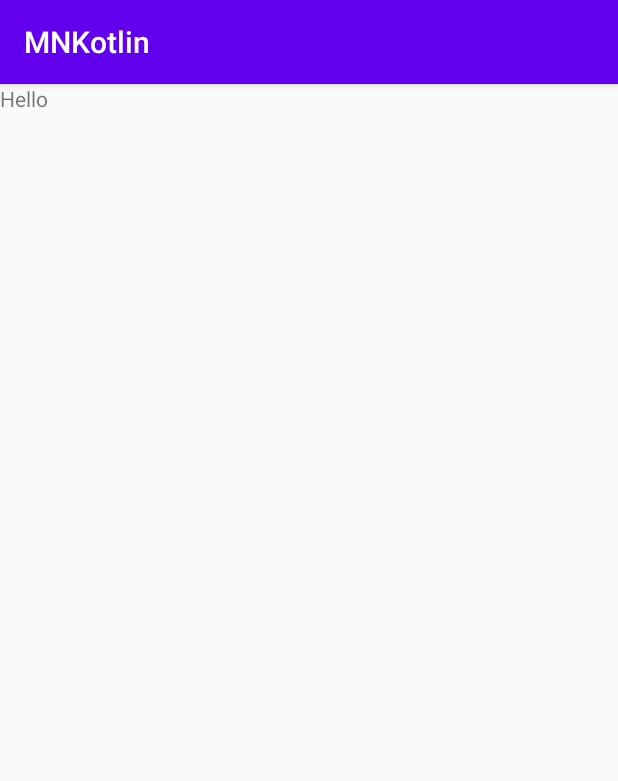
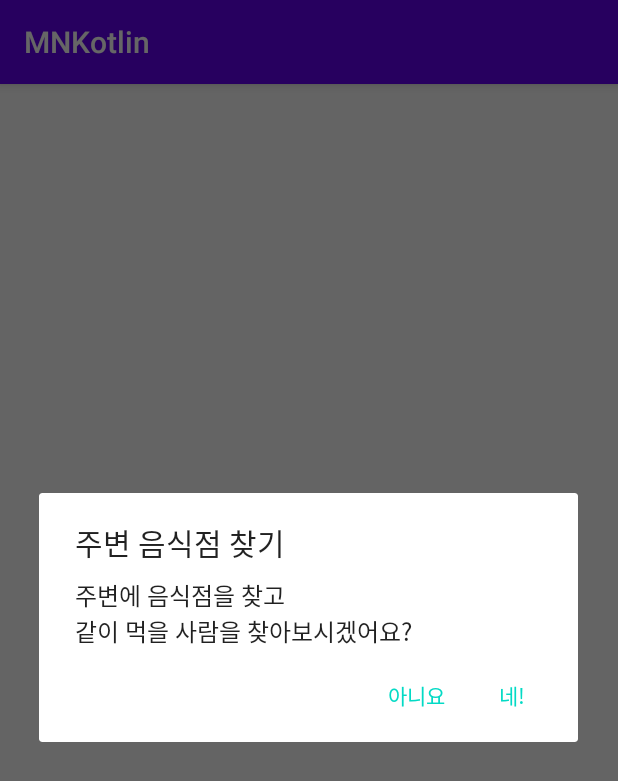
Before and after one commit to alro923/MeeatNow, an Android app: the fragment Food5Fragment shown on its own in the app's theme, on a phone screen of 412 x 824 dp. Shown: the top 781 px of the screen. Run offline under Robolectric (Android 15) with nearby library versions, the phone set to English and light mode, and no system bars; our stand-ins replace data binding; pictures from the network do not load; 1 statement that could not run was skipped.

```diff
--- a/MNKotlin/app/src/main/AndroidManifest.xml
+++ b/MNKotlin/app/src/main/AndroidManifest.xml
@@ -17,7 +17,8 @@
         android:roundIcon="@mipmap/ic_launcher_round"
         android:supportsRtl="true"
         android:theme="@style/AppTheme">
-        <activity android:name=".GlideViewPagerActivity"></activity>
+        <activity android:name=".RestaurantListActivity"></activity>
+        <activity android:name=".GlideViewPagerActivity" />
         <activity android:name=".MainActivity">
             <intent-filter>
                 <action android:name="android.intent.action.MAIN" />
--- a/MNKotlin/app/src/main/java/org/first/mnkotlin/FoodFragemnts/Food5Fragment.kt
+++ b/MNKotlin/app/src/main/java/org/first/mnkotlin/FoodFragemnts/Food5Fragment.kt
@@ -1,33 +1,77 @@
 package org.first.mnkotlin.foodFragemnts
 
-import androidx.lifecycle.ViewModelProviders
+import android.app.AlertDialog
+import android.content.Intent
 import android.os.Bundle
-import androidx.fragment.app.Fragment
+import android.os.Handler
 import android.view.LayoutInflater
 import android.view.View
 import android.view.ViewGroup
-
+import androidx.databinding.DataBindingUtil
+import androidx.fragment.app.Fragment
+import androidx.lifecycle.ViewModelProviders
+import androidx.navigation.findNavController
+import androidx.navigation.fragment.findNavController
+import androidx.viewpager.widget.ViewPager
+import org.first.mnkotlin.PageAdapter
 import org.first.mnkotlin.R
+import org.first.mnkotlin.RestaurantListActivity
+import org.first.mnkotlin.databinding.FragmentFood5Binding
 
 class Food5Fragment : Fragment() {
 
-    companion object {
-        fun newInstance() = Food5Fragment()
-    }
-
-    private lateinit var viewModel: Food5ViewModel
+    private lateinit var binding: FragmentFood5Binding
+    private lateinit var viewmodel : Food5ViewModel
 
     override fun onCreateView(
         inflater: LayoutInflater, container: ViewGroup?,
         savedInstanceState: Bundle?
     ): View? {
-        return inflater.inflate(R.layout.fragment_food5, container, false)
+        // Inflate the layout for this fragment
+
+        binding = DataBindingUtil.inflate(inflater, R.layout.fragment_food5, container, false)
+        viewmodel = ViewModelProviders.of(this).get(Food5ViewModel::class.java)
+        binding.vm = Food5ViewModel()
+
+        if(viewmodel.isOpenDialog){
+            useHandler()
+        }
+
+        return binding.root
     }
 
-    override fun onActivityCreated(savedInstanceState: Bundle?) {
-        super.onActivityCreated(savedInstanceState)
-        viewModel = ViewModelProviders.of(this).get(Food5ViewModel::class.java)
-        // TODO: Use the ViewModel
+    override fun onResume() {
+        super.onResume()
+        useHandler()
     }
 
+    override fun onPause() {
+        super.onPause()
+        viewmodel.isOpenDialog = true;
+    }
+    fun showDialog(){
+        var builder = AlertDialog.Builder(context)
+        builder.setTitle("주변 음식점 찾기")
+        builder.setMessage("주변에 음식점을 찾고 \n" +
+                "같이 먹을 사람을 찾아보시겠어요?")
+        builder.setCancelable(true)
+        builder.setPositiveButton("네!") { dialog, id ->
+            var intent = Intent(activity, RestaurantListActivity::class.java)
+            startActivity(intent)
+        }
+        builder.setNegativeButton("아니요"){ dialog, id ->
+            findNavController().navigate(R.id.action_food5Fragment_to_selectPictureFragment)
+        }
+        builder.create().show()
+    }
+
+    fun useHandler(){
+        var handler = Handler()
+        handler.postDelayed(object : Runnable{
+            override fun run() {
+                showDialog()
+            }
+
+        }, 1000)
+    }
 }
--- a/MNKotlin/app/src/main/java/org/first/mnkotlin/SelectPictureFragment.kt
+++ b/MNKotlin/app/src/main/java/org/first/mnkotlin/SelectPictureFragment.kt
@@ -139,14 +139,15 @@ class SelectPictureFragment : Fragment() {
             runMachineLearning()
         } else if (requestCode == GET_CAMERA_IMAGE && resultCode == RESULT_OK && data != null) {
             binding.galleryImageview.setImageBitmap(viewModel.changeImageInCamera(data))
-            runMachineLearning ()
+            runMachineLearning()
         }
     }
 
     fun runMachineLearning() {
         if (isMachineLearningComplete) {
             // 다음 fragment로 이동
-            findNavController().navigate(R.id.action_selectPictureFragment_to_glideViewPagerActivity)
+            var intent = Intent(activity, GlideViewPagerActivity::class.java)
+            startActivity(intent)
         } else {
             showRetryDialog()
         }
--- a/MNKotlin/app/src/main/res/layout/activity_glide_view_pager.xml
+++ b/MNKotlin/app/src/main/res/layout/activity_glide_view_pager.xml
@@ -2,9 +2,7 @@
 <layout xmlns:android="http://schemas.android.com/apk/res/android"
     xmlns:app="http://schemas.android.com/apk/res-auto"
     xmlns:tools="http://schemas.android.com/tools"
-    android:layout_width="match_parent"
-    android:layout_height="match_parent"
-    tools:context=".GlideViewPagerActivity">
+    >
 
     <LinearLayout
         android:layout_width="match_parent"
--- a/MNKotlin/app/src/main/res/layout/fragment_food1.xml
+++ b/MNKotlin/app/src/main/res/layout/fragment_food2.xml
@@ -7,7 +7,7 @@
     <data>
         <variable
             name="vm"
-            type="org.first.mnkotlin.foodFragemnts.Food1ViewModel" />
+            type="org.first.mnkotlin.foodFragemnts.Food2ViewModel" />
     </data>
 
     <LinearLayout
--- a/MNKotlin/app/src/main/res/layout/fragment_food5.xml
+++ b/MNKotlin/app/src/main/res/layout/fragment_food5.xml
@@ -1,13 +1,25 @@
 <?xml version="1.0" encoding="utf-8"?>
-<FrameLayout xmlns:android="http://schemas.android.com/apk/res/android"
+<layout xmlns:android="http://schemas.android.com/apk/res/android"
+    xmlns:app="http://schemas.android.com/apk/res-auto"
     xmlns:tools="http://schemas.android.com/tools"
-    android:layout_width="match_parent"
-    android:layout_height="match_parent"
-    tools:context=".foodFragemnts.Food5Fragment">
+    tools:context="org.first.mnkotlin.MainActivity">
 
-    <TextView
+    <data>
+        <variable
+            name="vm"
+            type="org.first.mnkotlin.foodFragemnts.Food5ViewModel" />
+    </data>
+
+    <LinearLayout
         android:layout_width="match_parent"
         android:layout_height="match_parent"
-        android:text="Hello" />
+        android:orientation="vertical">
 
-</FrameLayout>
+        <ImageView
+            android:id="@+id/glideimage"
+            android:layout_width="match_parent"
+            android:layout_height="500dp"
+            setImage="@{vm.url}"
+            ></ImageView>
+    </LinearLayout>
+</layout>
```
Also changed, not shown: MNKotlin/app/src/main/java/org/first/mnkotlin/FoodFragemnts/Food2Fragment.kt (+11 -13 lines), MNKotlin/app/src/main/java/org/first/mnkotlin/FoodFragemnts/Food2ViewModel.kt (+15 -1 lines), MNKotlin/app/src/main/java/org/first/mnkotlin/FoodFragemnts/Food3Fragment.kt (+10 -12 lines), MNKotlin/app/src/main/java/org/first/mnkotlin/FoodFragemnts/Food3ViewModel.kt (+15 -1 lines), MNKotlin/app/src/main/java/org/first/mnkotlin/FoodFragemnts/Food4Fragment.kt (+10 -12 lines), MNKotlin/app/src/main/java/org/first/mnkotlin/FoodFragemnts/Food4ViewModel.kt (+15 -1 lines), MNKotlin/app/src/main/java/org/first/mnkotlin/FoodFragemnts/Food5ViewModel.kt (+16 -1 lines), MNKotlin/app/src/main/java/org/first/mnkotlin/GlideViewPagerActivity.kt (+1 -25 lines), MNKotlin/app/src/main/java/org/first/mnkotlin/RestaurantListActivity.kt (added, +12 -0 lines), MNKotlin/app/src/main/res/layout/activity_restaurant_list.xml (added, +9 -0 lines), MNKotlin/app/src/main/res/layout/fragment_food4.xml (+19 -7 lines), MNKotlin/app/src/main/res/navigation/navigation.xml (+8 -12 lines).
